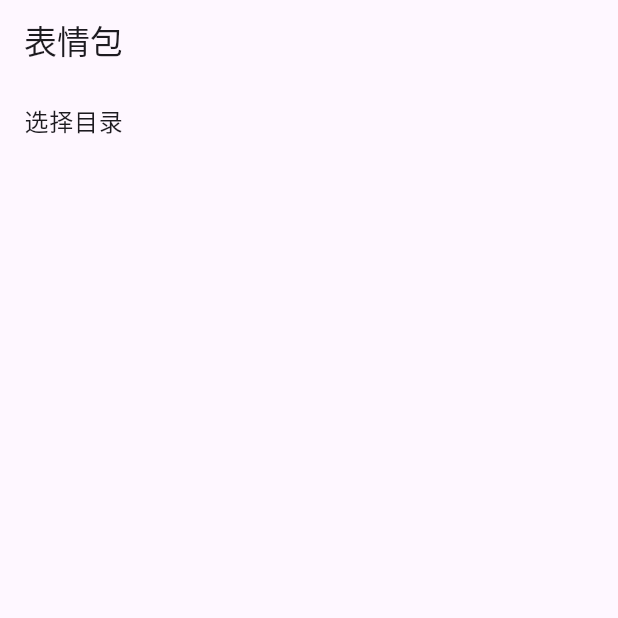
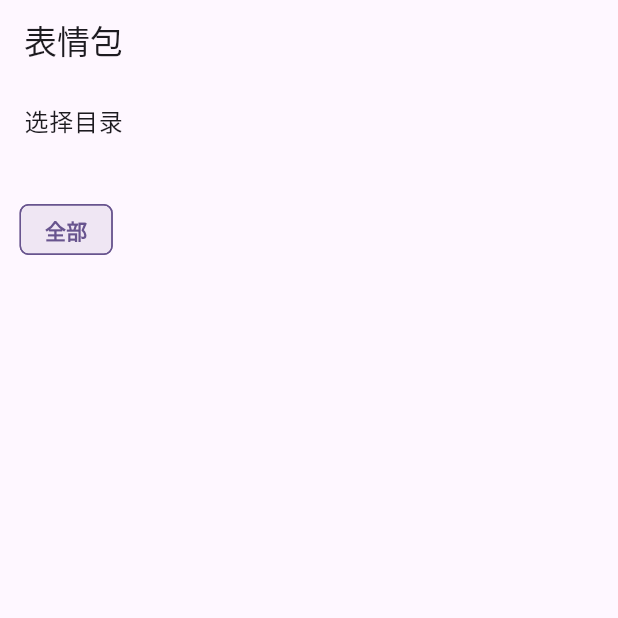
Before and after one commit to linyi102/emoji-room, a Flutter app: the screen it shows after launch, on a phone screen of 412 x 824 dp, the top half of it. Run offline on Flutter 3.47's test engine with Material 2 defaults, Android fonts, the light colour scheme and no system bars; our stand-ins replace bot_toast, file_picker, flutter_riverpod, hive, permission_handler, riverpod_annotation and 1 more; missing offline and left inert: pasteboard; accounts and stored records are empty; generated files the repository leaves out were written again.

Commit message:
fix: update emoji list not update tag list feat: all tag ui: tag chip

```diff
--- a/lib/features/emoji_tags/views/emoji_tag_list_view.dart
+++ b/lib/features/emoji_tags/views/emoji_tag_list_view.dart
@@ -34,8 +34,24 @@ class EmojiTagsView extends ConsumerWidget {
                       .selectTag(emojiTag, single: false);
                 },
                 child: Chip(
-                  avatar: emojiTag.isSelected ? const Icon(Icons.check) : null,
+                  // avatar: emojiTag.isSelected ? const Icon(Icons.check) : null,
                   label: Text(emojiTag.name),
+                  backgroundColor:
+                      Theme.of(context).primaryColor.withOpacity(0.1),
+                  shape: RoundedRectangleBorder(
+                    borderRadius: BorderRadius.circular(6),
+                  ),
+                  side: emojiTag.isSelected
+                      ? BorderSide(color: Theme.of(context).primaryColor)
+                      : const BorderSide(style: BorderStyle.none),
+                  labelStyle: emojiTag.isSelected
+                      ? TextStyle(
+                          fontWeight: FontWeight.bold,
+                          color: Theme.of(context).primaryColor)
+                      : null,
+                  // selectedColor: Theme.of(context).primaryColor,
+                  // selected: emojiTag.isSelected,
+                  visualDensity: VisualDensity.compact,
                 ),
               ),
             )
```
Also changed, not shown: lib/features/emoji_grid/application/emoji_service.dart (+2 -19 lines), lib/features/emoji_tags/providers/emoji_tag_list.provider.dart (+15 -5 lines).
